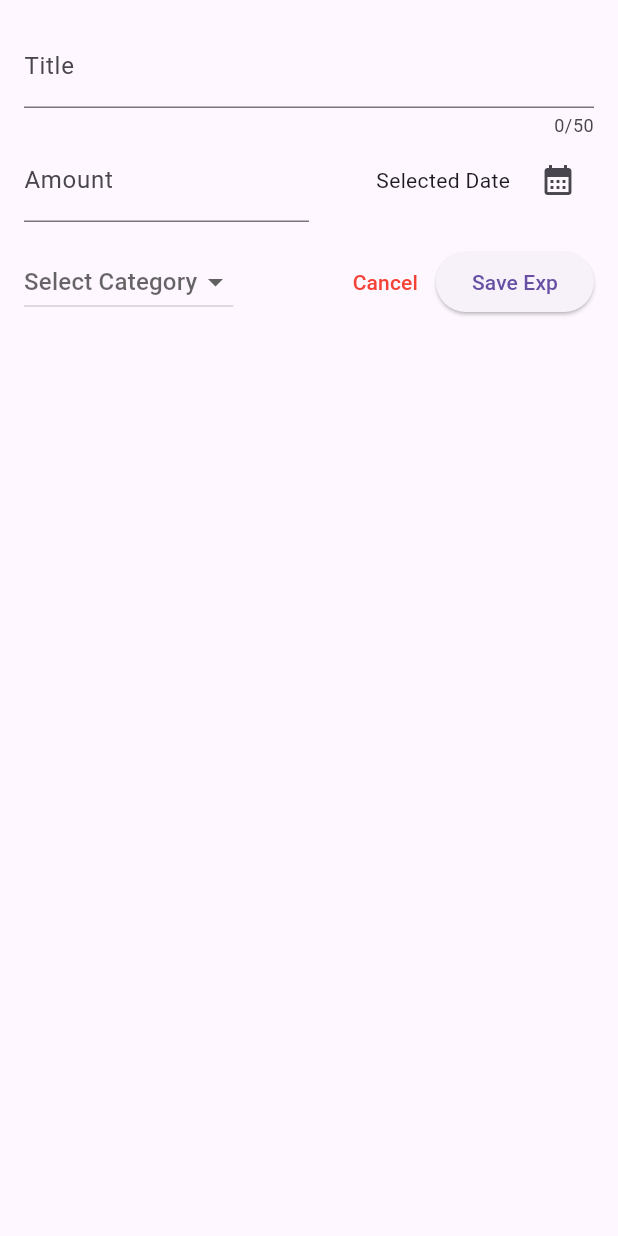
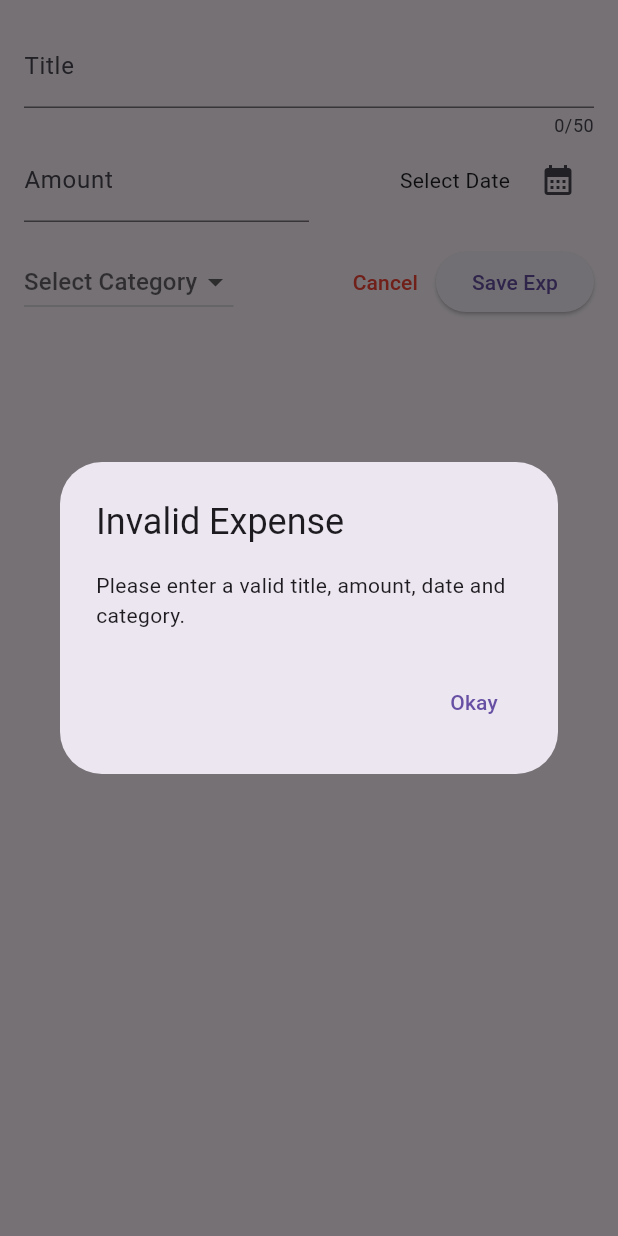
Before and after one commit to ravraw/flutter_expense_tracker, a Flutter app: the NewExpense widget shown alone on an empty page, opened directly, after a tap on "Save Exp", on a phone screen of 412 x 824 dp. Run offline on Flutter 3.47's test engine with Material 3 defaults, Android fonts, the phone set to English and light mode, and no system bars.

Commit message:
Fixed date selectionlogic to show and slected date

```diff
--- a/lib/new_expense.dart
+++ b/lib/new_expense.dart
@@ -41,6 +41,22 @@ class _NewExpenseState extends State<NewExpense> {
     final title = _titleController.text.trim();
     final amount = double.tryParse(_amountController.text) ?? 0.0;
     if (title.isEmpty || amount <= 0 || _selectedDate == null) {
+      showDialog(
+        context: context,
+        builder: (ctx) => AlertDialog(
+          title: const Text("Invalid Expense"),
+          content: const Text(
+              "Please enter a valid title, amount, date and category."),
+          actions: [
+            TextButton(
+              onPressed: () {
+                Navigator.of(ctx).pop();
+              },
+              child: const Text("Okay"),
+            )
+          ],
+        ),
+      );
       return;
     }
     final newExpense = expense_model.Expense(
@@ -84,7 +100,8 @@ class _NewExpenseState extends State<NewExpense> {
                   mainAxisAlignment: MainAxisAlignment.end,
                   crossAxisAlignment: CrossAxisAlignment.center,
                   children: [
-                    const Text('Selected Date'),
+                    Text(_selectedDate?.toString().split(' ').first ??
+                        "Select Date"),
                     const SizedBox(width: 8),
                     IconButton(
                       onPressed: _presentDatePicker,
@@ -128,9 +145,7 @@ class _NewExpenseState extends State<NewExpense> {
                 child: const Text("Cancel"),
               ),
               ElevatedButton(
-                onPressed: () {
-                  print(_selectedDate);
-                },
+                onPressed: _submitExpense,
                 style: ButtonStyle(
                   shape: MaterialStateProperty.all<RoundedRectangleBorder>(
                     RoundedRectangleBorder(
```
